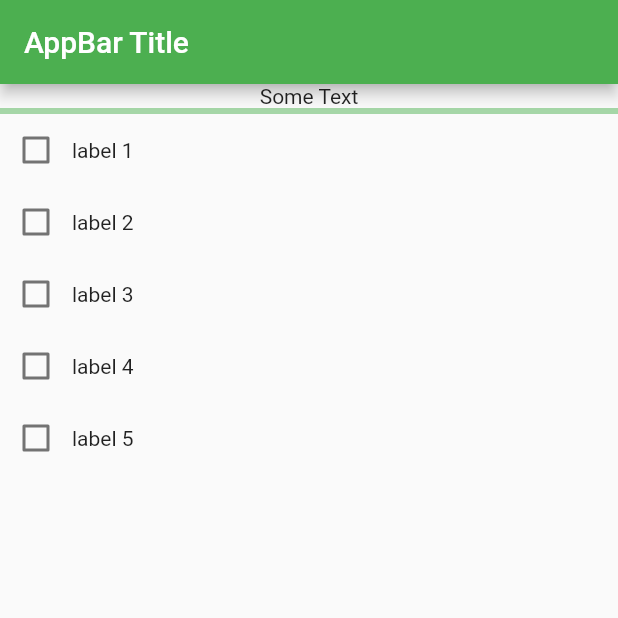
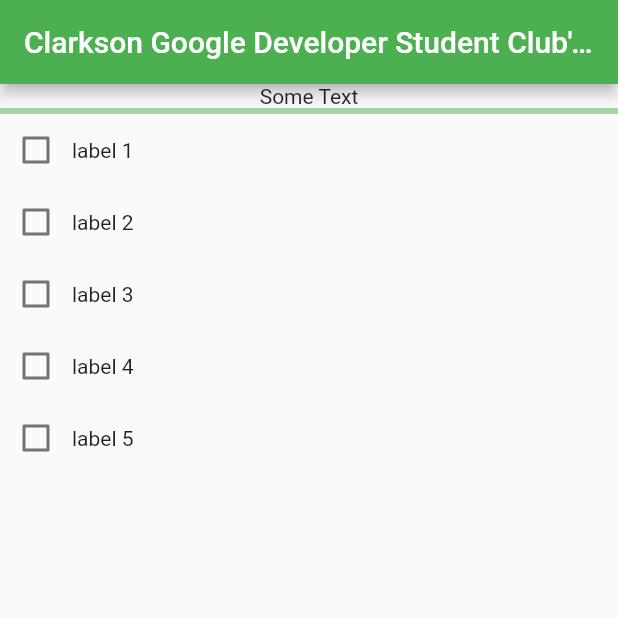
Before and after one commit to Clarkson-Google-Developer-Student-Club/flutterwebsite, a Flutter app: the screen it shows after launch, on a phone screen of 412 x 824 dp, the top half of it. Run offline on Flutter 3.47's test engine with Material 2 defaults, Android fonts, the phone set to English and light mode, and no system bars.

Commit message:
Changed Appbar title to test Cloud Build and Cloud Run

```diff
--- a/lib/main.dart
+++ b/lib/main.dart
@@ -18,7 +18,7 @@ class MyHomePage extends StatelessWidget {
   Widget build(BuildContext context) {
     return Scaffold(
       appBar: AppBar(
-        title: Text("AppBar Title")
+        title: Text("Clarkson Google Developer Student Club's Website")
       ),
       body: Column(
         children: [
```
